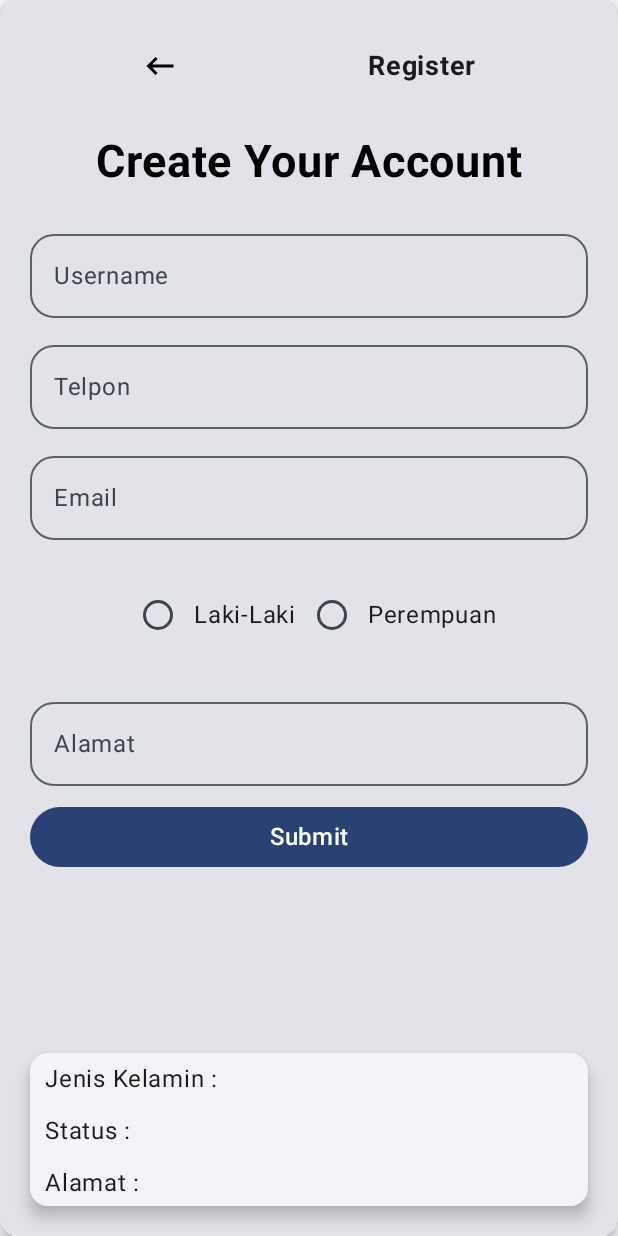
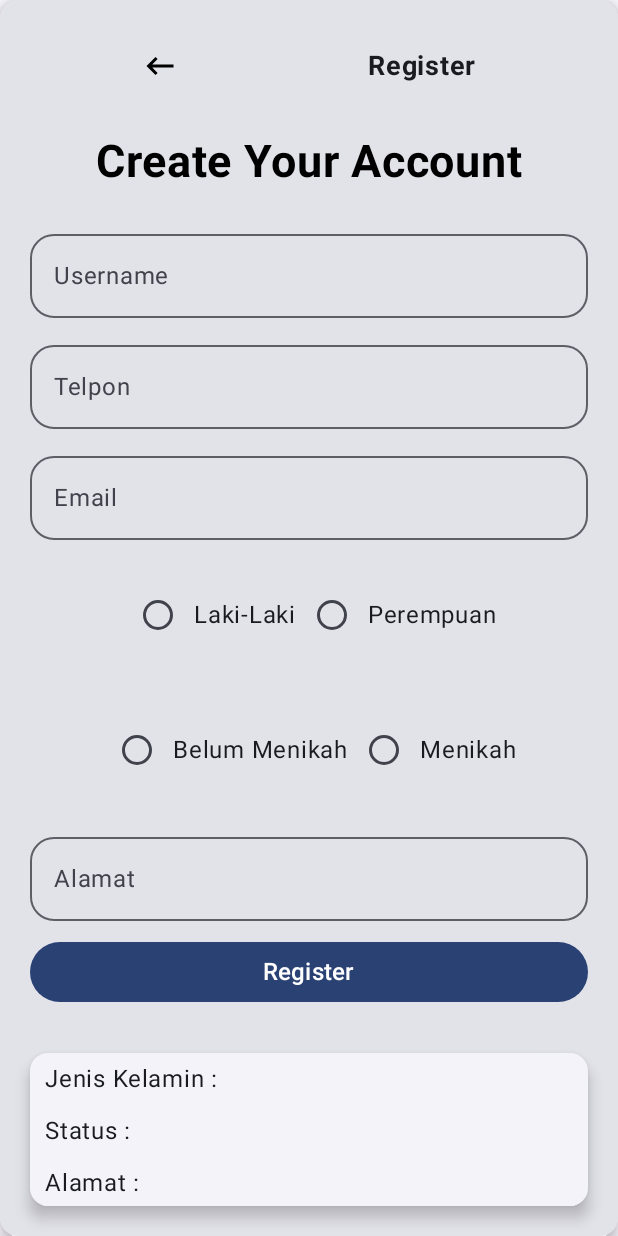
Before and after one commit to RoqiSB/114_ViewModel, an Android app built with Jetpack Compose: the screen it shows after launch (MainActivity), on a phone screen of 412 x 824 dp. Run offline under Robolectric (Android 15) with nearby library versions, the phone set to English and light mode, and no system bars.

Commit message:
menambahkan status radiobutton

```diff
--- a/app/src/main/java/com/example/datainput/MainActivity.kt
+++ b/app/src/main/java/com/example/datainput/MainActivity.kt
@@ -126,6 +126,33 @@ fun SelectJK(
         }
     }
 }
+@Composable
+fun SelectMenikah(
+    option: List<String>,
+    onSelectionChange: (String) ->Unit = {}
+){
+    var selectedValue by rememberSaveable { mutableStateOf("") }
+
+    Row (modifier = Modifier.padding(16.dp))
+    {
+        option.forEach{ item ->
+            Row (
+                modifier = Modifier.selectable(
+                    selected = selectedValue == item,
+                    onClick = {
+                        selectedValue = item
+                        onSelectionChange(item)
+                    }
+                ),
+                verticalAlignment = Alignment.CenterVertically
+            ){
+                RadioButton(selected = selectedValue == item, onClick = {selectedValue = item
+                    onSelectionChange(item)})
+                Text(item)
+            }
+        }
+    }
+}
 
 @Composable
 fun TampilForm(cobaViewModel: CobaViewModel = viewModel()){
@@ -186,6 +213,8 @@ fun TampilForm(cobaViewModel: CobaViewModel = viewModel()){
 
     SelectJK(option = datasource.jenis.map { id -> context.resources.getString(id)},
         onSelectionChange = {cobaViewModel.setJenisK(it)})
+    SelectMenikah(option = datasource.nikah.map { id -> context.resources.getString(id)},
+        onSelectionChange = {cobaViewModel.setJenisK(it)})
 
     OutlinedTextField(value = textAlm,
         singleLine = true,
@@ -196,19 +225,19 @@ fun TampilForm(cobaViewModel: CobaViewModel = viewModel()){
     Button(
         modifier = Modifier.fillMaxWidth(),
         onClick = {
-            cobaViewModel.insertData(textNama,textTlp,dataform.sex,textAlm)
+            cobaViewModel.insertData(dataform.sex,dataform.nikah,textAlm,textEmail)
         }){
         Text(text = stringResource(R.string.submit),
             fontSize = 16.sp)
     }
-    Spacer(modifier = Modifier.height(100.dp))
+    Spacer(modifier = Modifier.height(10.dp))
     TextHasil(
         namanya = cobaViewModel.namaUsr,
         telponnya = cobaViewModel.noTlp,
         jenisnya = cobaViewModel.jenisKl,
         alamatnya = cobaViewModel.alamat,
         emailnya = cobaViewModel.email,
-        statusnya = cobaViewModel.status)}
+        statusnya = cobaViewModel.status,)}
 
 @Composable
 fun TampilLayout(
--- a/app/src/main/java/com/example/datainput/data/Dataform.kt
+++ b/app/src/main/java/com/example/datainput/data/Dataform.kt
@@ -1,5 +1,6 @@
 package com.example.datainput.data
 
 data class Dataform(
-    val sex : String = ""
+    val sex : String = "",
+    val nikah : String = ""
 )
--- a/app/src/main/java/com/example/datainput/data/datasource.kt
+++ b/app/src/main/java/com/example/datainput/data/datasource.kt
@@ -7,4 +7,8 @@ object datasource {
         R.string.laki,
         R.string.wanita
     )
+    val nikah = listOf(
+        R.string.belummenikah,
+        R.string.menikah
+    )
 }
--- a/app/src/main/java/com/example/datainput/viewmodel.kt
+++ b/app/src/main/java/com/example/datainput/viewmodel.kt
@@ -53,10 +53,12 @@ class CobaViewModel : ViewModel(){
     var email: String by mutableStateOf("")
         private set
     var status: String by mutableStateOf("")
+        private set
+
     private val _uiState = MutableStateFlow(Dataform())
     val uiState: StateFlow<Dataform> = _uiState.asStateFlow()
 
-    fun insertData(nm: String, tlp: String, jk: String, alm: String){
+    fun insertData(nm: String, tlp: String, jk: String, alm: String,){
         namaUsr = nm;
         noTlp = tlp;
         jenisKl = jk;
@@ -65,4 +67,5 @@ class CobaViewModel : ViewModel(){
     fun setJenisK(pilihJK: String){
         _uiState.update { currentState -> currentState.copy(sex = pilihJK) }
     }
+
 }
--- a/app/src/main/res/values/strings.xml
+++ b/app/src/main/res/values/strings.xml
@@ -2,5 +2,7 @@
     <string name="app_name">datainput</string>
     <string name="laki">Laki-Laki</string>
     <string name="wanita">Perempuan</string>
-    <string name="submit">Submit</string>
+    <string name="submit">Register</string>
+    <string name="belummenikah">Belum Menikah</string>
+    <string name="menikah">Menikah</string>
 </resources>
```
